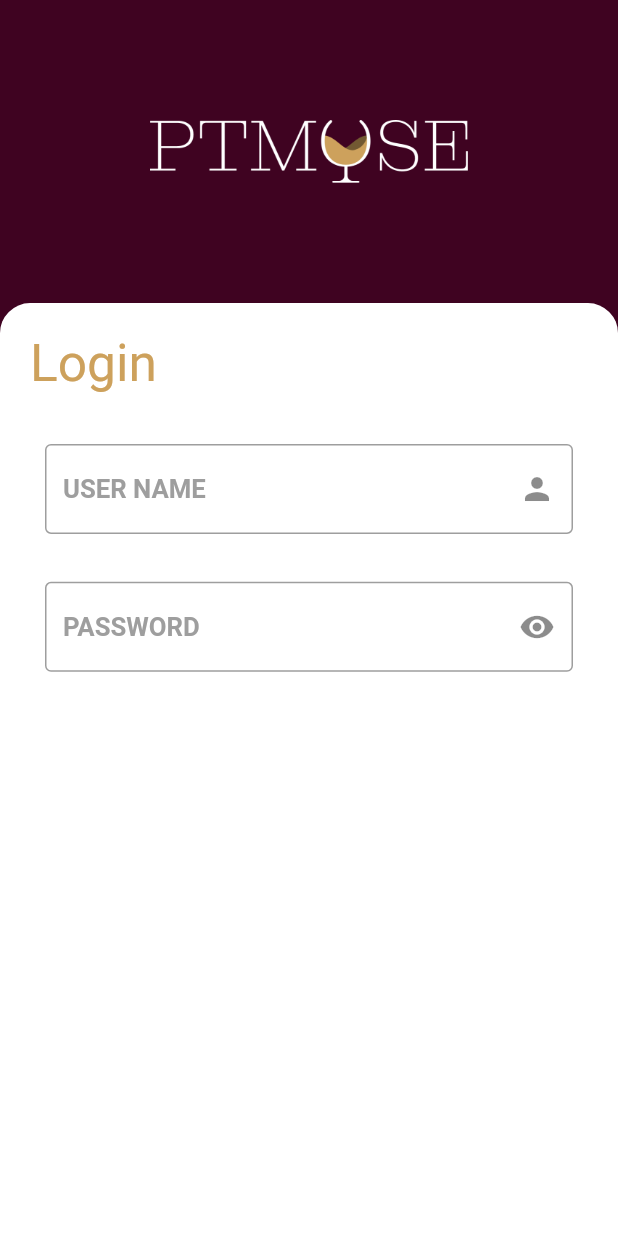
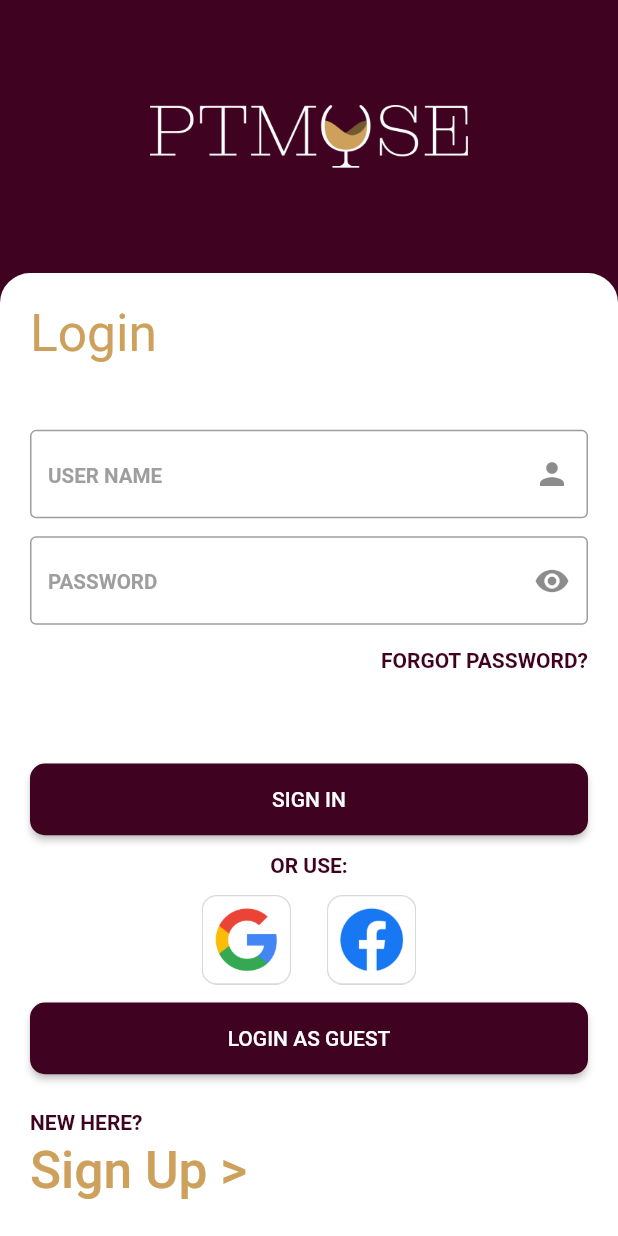
Before and after one commit to waleedaahmedd/ptmose, a Flutter app: the LoginScreen screen opened by its route, on a phone screen of 412 x 824 dp. Run offline on Flutter 3.47's test engine with Material 2 defaults, Android fonts, the phone set to English and light mode, and no system bars; our stand-ins replace flutter_screenutil, google_fonts, shared_preferences, video_player; accounts and stored records are empty.

Commit message:
signIn and signUp screen work

```diff
--- a/lib/Screens/login.dart
+++ b/lib/Screens/login.dart
@@ -1,12 +1,10 @@
 import 'package:flutter/cupertino.dart';
 import 'package:flutter/material.dart';
 import 'package:flutter_screenutil/flutter_screenutil.dart';
-import 'package:google_fonts/google_fonts.dart';
 import 'package:provider/provider.dart';
 import 'package:ptmose/view_model/login_view_model.dart';
-
-import '../utils/custom_colors.dart';
 import '../utils/custom_font_style.dart';
+import '../widgets/custom_button.dart';
 
 class LoginScreen extends StatelessWidget {
   LoginScreen({Key? key}) : super(key: key);
@@ -16,13 +14,13 @@ class LoginScreen extends StatelessWidget {
     return Consumer<LoginViewModel>(
       builder: (_, loginViewModel, __) {
         return Scaffold(
-          backgroundColor: CustomColors.purple,
+          backgroundColor: Theme.of(context).primaryColor,
           body: SafeArea(
             child: Column(
               children: [
                 Padding(
                   padding:
-                      const EdgeInsets.symmetric(vertical: 80, horizontal: 100),
+                      const EdgeInsets.symmetric(vertical: 70, horizontal: 100),
                   child: Image.asset('assets/images/Logo.png'),
                 ),
                 Expanded(
@@ -35,19 +33,14 @@ class LoginScreen extends StatelessWidget {
                     padding: const EdgeInsets.all(20),
                     child: Column(
                       crossAxisAlignment: CrossAxisAlignment.start,
+                      mainAxisAlignment: MainAxisAlignment.spaceBetween,
                       children: [
                         const Heading(
                           data: 'Login',
                         ),
-                        SizedBox(
-                          height: 20.h,
-                        ),
-                        Container(
-                          padding: const EdgeInsets.all(10),
-                          child: Row(
+                        Column(
                           children: [
-                              Expanded(
-                                child: TextField(
+                            TextField(
                               controller: loginViewModel.nameController,
                               decoration: const InputDecoration(
                                 border: OutlineInputBorder(),
@@ -55,40 +48,119 @@ class LoginScreen extends StatelessWidget {
                                   Icons.person,
                                 ),
                                 hintText: 'USER NAME',
-                                    // labelText: 'USER NAME',
-                                  ),
-                                ),
-                              ),
-                            ],
                               ),
                             ),
                             SizedBox(
                               height: 10.h,
                             ),
-                        Container(
-                          padding: const EdgeInsets.all(10),
-                          child: Row(
+                            TextField(
+                              controller:
+                                  loginViewModel.passwordController,
+                              obscureText:
+                                  loginViewModel.getShowPassword,
+                              decoration: InputDecoration(
+                                border: const OutlineInputBorder(),
+                                suffixIcon: IconButton(
+                                  onPressed: () {
+                                    loginViewModel.setShowPassword(
+                                        !loginViewModel
+                                            .getShowPassword);
+                                  },
+                                  icon: const Icon(
+                                    Icons.remove_red_eye,
+                                  ),
+                                ),
+                                hintText: 'PASSWORD',
+                              ),
+                            ),
+                            Align(
+                                alignment: Alignment.centerRight,
+                                child: TextButton(
+                                  style: TextButton.styleFrom(
+                                    padding: EdgeInsets.zero,
+                                  ),
+                                  onPressed: () {
+                                    Navigator.of(context)
+                                        .pushNamed('/forget_password');
+                                  },
+                                  child: const Heading2(
+                                    data: 'FORGOT PASSWORD?',
+                                  ),
+                                )),
+
+                          ],
+                        ),
+                        Column(
+                          crossAxisAlignment: CrossAxisAlignment.start,
+                          children: [
+                          CustomButton(
+                            text: 'SIGN IN',
+                            onPressed: () {
+                              Navigator.of(context).pushNamedAndRemoveUntil(
+                                  '/home', ModalRoute.withName('/'));
+                            },
+                          ),
+                          SizedBox(
+                            height: 10.h,
+                          ),
+                          const Center(
+                            child: Heading2(
+                              data: 'OR USE:',
+                            ),
+                          ),
+                          SizedBox(
+                            height: 10.h,
+                          ),
+                          Row(
                             children: [
                               Expanded(
-                                child: TextField(
-                                  controller: loginViewModel.passwordController,
-                                  obscureText: loginViewModel.getShowPassword,
-                                  decoration:  InputDecoration(
-                                    border: const OutlineInputBorder(),
-                                    suffixIcon: IconButton(
-                                       onPressed: (){
-                                         loginViewModel.setShowPassword(!loginViewModel.getShowPassword);
+                                  child: Align(
+                                      alignment: Alignment.centerRight,
+                                      child: Image.asset(
+                                        'assets/images/connect_google.png',
+                                        height: 50.h,
+                                      ))),
+                              SizedBox(
+                                width: 20.h,
+                              ),
+                              Expanded(
+                                  child: Align(
+                                      alignment: Alignment.centerLeft,
+                                      child: Image.asset(
+                                        'assets/images/connect_facebook.png',
+                                        height: 50.h,
+                                      ))),
+                            ],
+                          ),
+                          SizedBox(
+                            height: 10.h,
+                          ),
+                          CustomButton(
+                            text: 'LOGIN AS GUEST',
+                            onPressed: () {
+                              Navigator.of(context).pushNamedAndRemoveUntil(
+                                  '/home', ModalRoute.withName('/'));
                             },
-                                      icon: const Icon(Icons.remove_red_eye,) ,
                           ),
-                                    hintText: 'PASSWORD',
-                                    // labelText: 'USER NAME',
+                          SizedBox(
+                            height: 20.h,
+                          ),
+                          Heading2(
+                            data: 'NEW HERE?',
+                          ),
+                          TextButton(
+                            style: TextButton.styleFrom(
+                              padding: EdgeInsets.zero,
+                            ),
+                            onPressed: () {
+                              Navigator.of(context).pushNamed('/sign_up');
+                            },
+                            child: const Heading(
+                              data: 'Sign Up >',
                             ),
                           ),
-                              ),
-                            ],
-                          ),
-                        ),
+                        ],),
+
                       ],
                     ),
                   ),
--- a/lib/Screens/splash.dart
+++ b/lib/Screens/splash.dart
@@ -38,7 +38,7 @@ class _SplashState extends State<Splash> {
       });
     });
 
-    Future.delayed(const Duration(seconds: 10), () {
+    Future.delayed(const Duration(seconds: 9), () {
       Navigator.of(context).pushNamedAndRemoveUntil('/login',ModalRoute.withName('/'));
     });
   }
@@ -60,6 +60,7 @@ class _SplashState extends State<Splash> {
     );
   }
 
+/*
   _getBackgroundColor() {
     return Container(color: Colors.transparent //.withAlpha(120),
     );
@@ -71,6 +72,7 @@ class _SplashState extends State<Splash> {
       mainAxisAlignment: MainAxisAlignment.start,
     );
   }
+*/
 
   @override
   Widget build(BuildContext context) {
--- a/lib/route_generator.dart
+++ b/lib/route_generator.dart
@@ -1,6 +1,10 @@
 import 'package:flutter/material.dart';
 import 'package:ptmose/Screens/login.dart';
 import 'package:ptmose/Screens/splash.dart';
+
+import 'Screens/forget_password.dart';
+import 'Screens/home.dart';
+import 'Screens/sign_up.dart';
 
 class RouteGenerator {
   static Route<dynamic> generateRoute(RouteSettings settings) {
@@ -11,6 +15,12 @@ class RouteGenerator {
         return MaterialPageRoute(builder: (_) => Splash());
       case '/login':
         return MaterialPageRoute(builder: (_) =>  LoginScreen());
+      case '/forget_password':
+        return MaterialPageRoute(builder: (_) =>  ForgetPasswordScreen());
+      case '/sign_up':
+        return MaterialPageRoute(builder: (_) =>  SignUpScreen());
+      case '/home':
+        return MaterialPageRoute(builder: (_) =>  HomeScreen());
 
       default:
         return _errorRoute();
--- a/lib/utils/custom_font_style.dart
+++ b/lib/utils/custom_font_style.dart
@@ -21,3 +21,20 @@ class Heading extends StatelessWidget {
     );
   }
 }
+
+class Heading2 extends StatelessWidget {
+  final String data;
+
+  const Heading2({
+    Key? key,
+    required this.data,
+  }) : super(key: key);
+
+  @override
+  Widget build(BuildContext context) {
+    return Text(
+      data,
+      style: TextStyle(color: CustomColors.purple,fontWeight: FontWeight.bold),
+    );
+  }
+}
--- /dev/null
+++ b/lib/widgets/custom_button.dart
@@ -0,0 +1,27 @@
+import 'package:flutter/material.dart';
+import 'package:flutter_screenutil/flutter_screenutil.dart';
+
+class CustomButton extends StatelessWidget {
+  final String text;
+  final VoidCallback onPressed;
+
+  const CustomButton({Key? key, required this.text, required this.onPressed})
+      : super(key: key);
+
+  @override
+  Widget build(BuildContext context) {
+    return SizedBox(
+      height: 40.h,
+      width: double.infinity,
+      child: ElevatedButton(
+        style: ElevatedButton.styleFrom(
+          shape: RoundedRectangleBorder(
+              //to set border radius to button
+              borderRadius: BorderRadius.circular(10)),
+        ),
+        onPressed: onPressed,
+        child: Text(text),
+      ),
+    );
+  }
+}
```
Also changed, not shown: lib/Screens/forget_password.dart (+10 -0 lines), lib/Screens/home.dart (+10 -0 lines), lib/Screens/sign_up.dart (+166 -0 lines), lib/main.dart (+7 -2 lines), lib/view_model/signup_view_model.dart (added, +12 -0 lines). Lines whose indentation alone changed are shown as unchanged.
